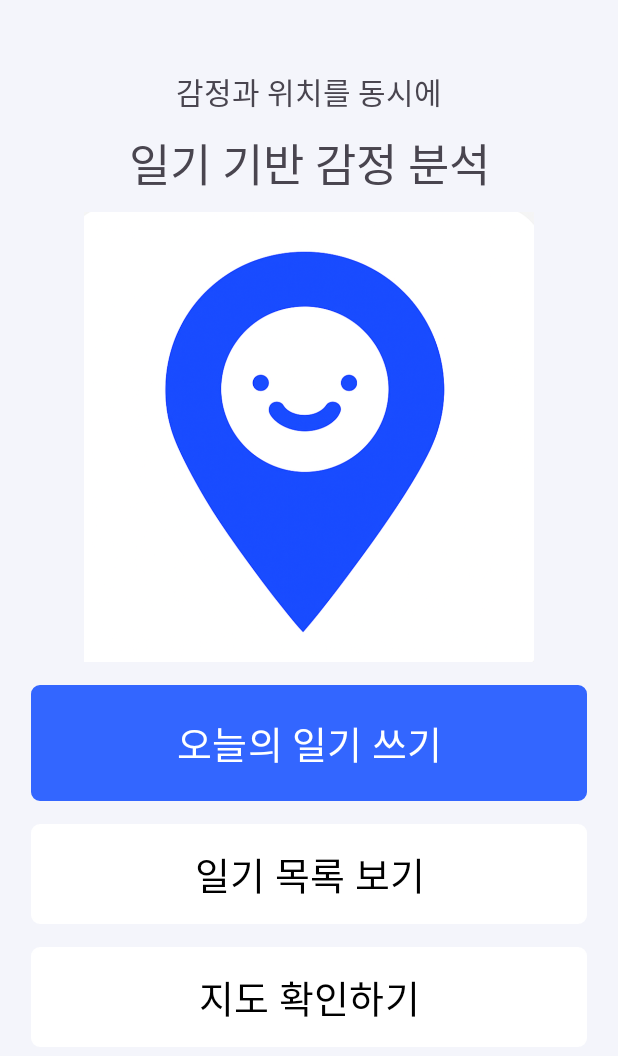
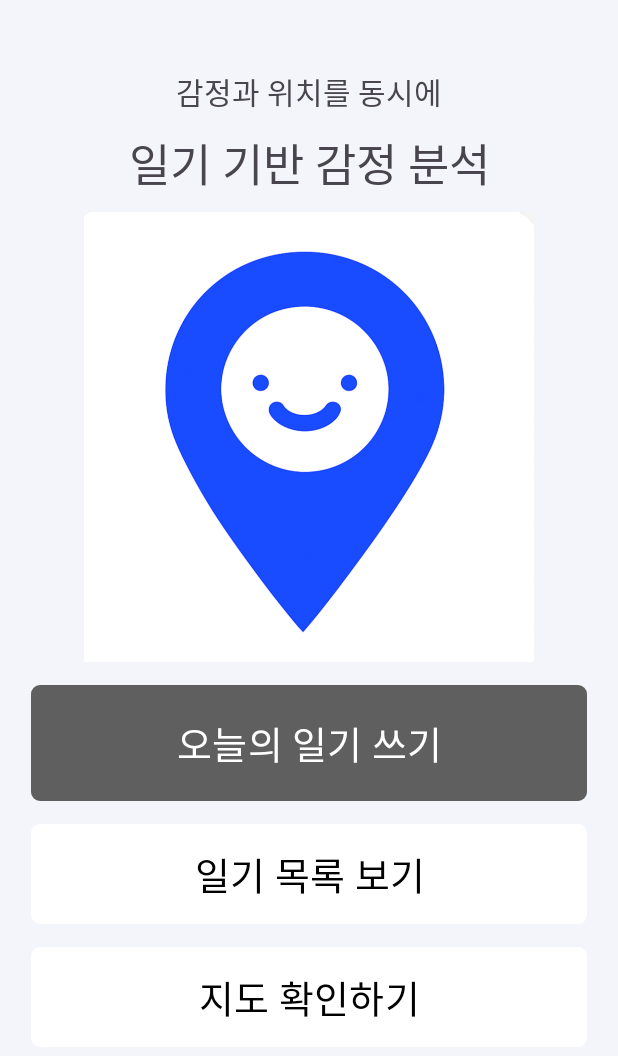
Before and after one commit to krgdy/TermProject, an Android app: the screen it shows after launch (MainActivity), on a phone screen of 412 x 824 dp. Shown: the top 1056 px of the screen. Run offline under Robolectric (Android 15) with nearby library versions, the phone set to English and light mode, and no system bars.

Commit message:
style: UI 변경

```diff
--- a/app/src/main/res/layout/activity_main.xml
+++ b/app/src/main/res/layout/activity_main.xml
@@ -69,7 +69,7 @@
         android:layout_marginBottom="15dp"
         android:paddingTop="15dp"
         android:paddingBottom="15dp"
-        app:backgroundTint="#3366FF"
+        app:backgroundTint="#5F5F5F"
         android:background="@drawable/black_square_button"
         app:layout_constraintEnd_toEndOf="parent"
         app:layout_constraintStart_toStartOf="parent"
```
